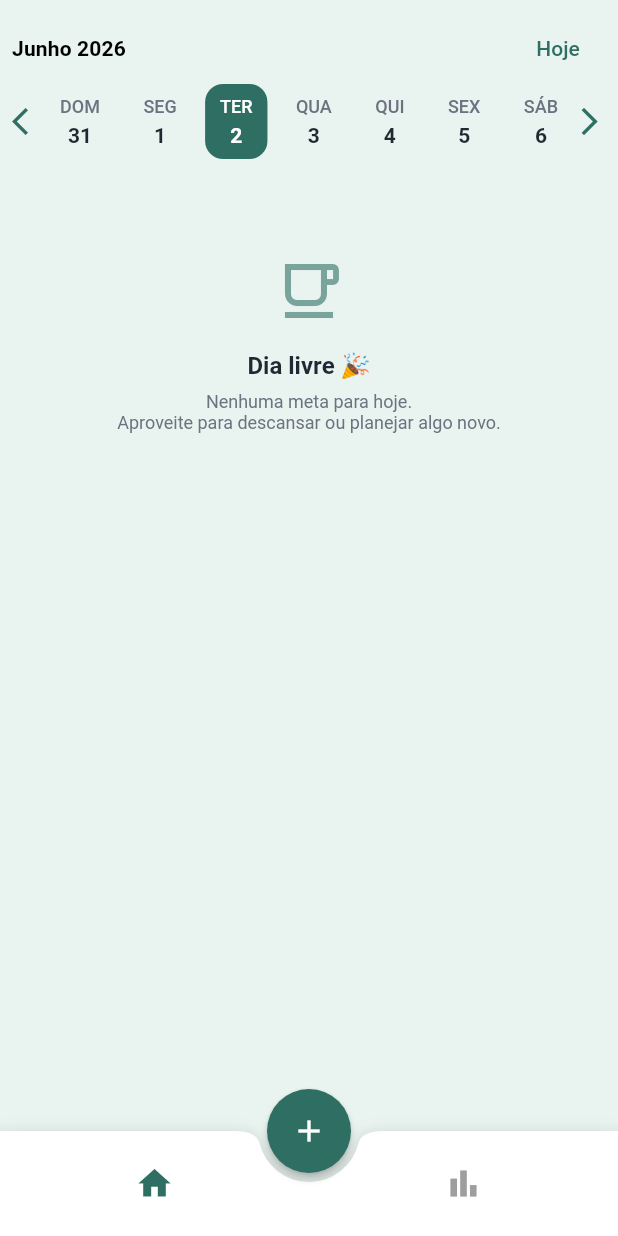
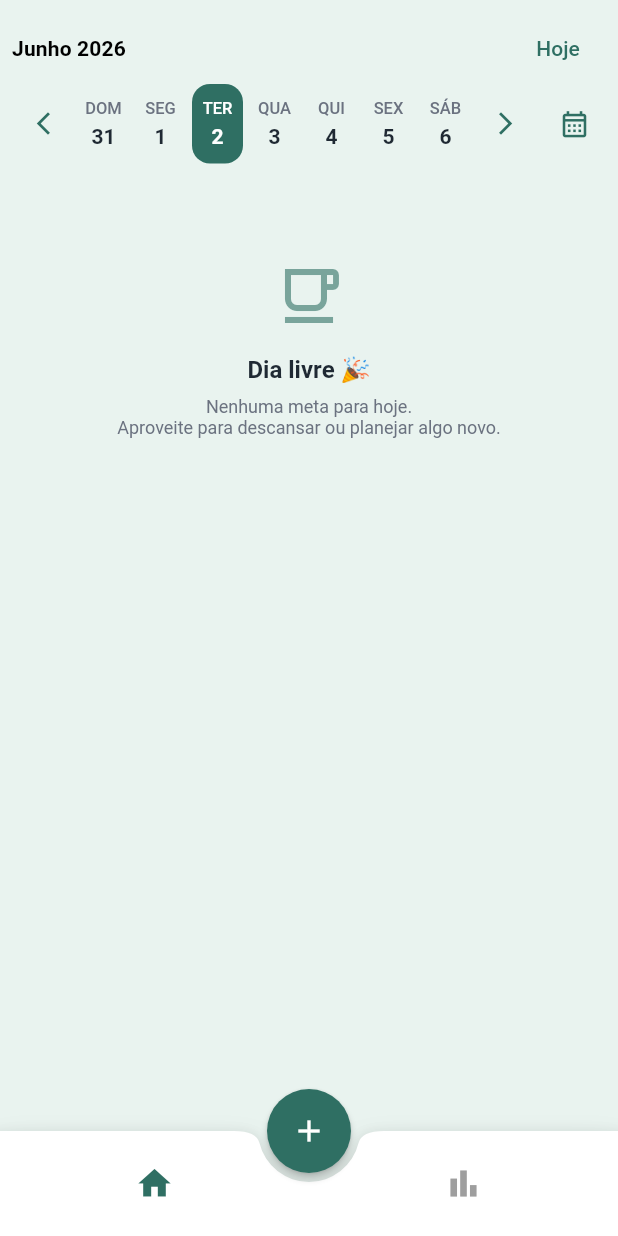
Before and after one commit to lsavitraz/metadia-app, a Flutter app: the screen it shows after launch, on a phone screen of 412 x 824 dp. Run offline on Flutter 3.47's test engine with Material 3 defaults, Android fonts, the phone set to English and light mode, and no system bars; our stand-ins replace get, sqflite; accounts and stored records are empty.

Commit message:
Melhora navegação semanal da home

```diff
--- a/lib/src/pages/create_meta/view/create_meta_screen.dart
+++ b/lib/src/pages/create_meta/view/create_meta_screen.dart
@@ -5,7 +5,6 @@ import 'package:metadia/src/pages/common_widgets/color_selector.dart';
 import 'package:metadia/src/pages/common_widgets/period_selector.dart';
 import 'package:metadia/src/pages/common_widgets/week_days_selector.dart';
 import 'package:metadia/src/pages/create_meta/controller/create_meta_controller.dart';
-import 'package:metadia/src/pages_route/app_pages.dart';
 
 class CreateMetaScreen extends GetView<CreateMetaController> {
   const CreateMetaScreen({super.key});
--- a/lib/src/pages/home/controller/home_controller.dart
+++ b/lib/src/pages/home/controller/home_controller.dart
@@ -102,18 +102,6 @@ Future<void> marcarAtividade({
     return registrosDoDia.any((registro) => registro.metaId == metaId && registro.atividadeId == atividadeId);
   }
 
-  //Retorna a quantidade de atividades feitas da meta no dia
-  // int quantidadeFeitosDaMeta(String metaId) {
-  //   return registrosDoDia.where((registro) => registro.metaId == metaId).fold(0, (total, registro) => total + registro.quantidade);
-  // }
-
-  //Retorna a quantidade feita Total da meta
-  // int quantidadeTotalDaMeta(String metaId) {
-  //   return registrosDoDia.where((registro) => registro.metaId == metaId)
-  //       .where((registro) => registro.metaId == metaId)
-  //       .fold(0, (total, registro) => total + registro.quantidade);
-  // }
-
   //Retorna a quantidade feitas da atividade no dia
   int quantidadeFeitosDaAtividade({required String metaId, required String atividadeId}) {
     final registro = registrosDoDia.firstWhereOrNull((registro) => registro.metaId == metaId && registro.atividadeId == atividadeId);
@@ -136,6 +124,10 @@ Future<void> marcarAtividade({
   //Ir para o dia de hoje
   Future<void> irParaHoje() async {
     await selecionarDia(DateTime.now());
+  }
+
+  Future<void> selecionarDataNoCalendario(DateTime data) async {
+    await selecionarDia(data);
   }
 
   List<MetaModel> get metasDoDia {
--- a/lib/src/pages/home/view/components/weekly_calendar.dart
+++ b/lib/src/pages/home/view/components/weekly_calendar.dart
@@ -13,13 +13,26 @@ class WeeklyCalendar extends GetView<HomeController> {
       final selectedDate = controller.selectedDate.value;
       final weekDays = _getWeekDays(selectedDate);
 
-      return Row(
+      return Column(
+        children: [
+          Row(
             children: [
               _ArrowButton(
-            icon: Icons.arrow_back_ios,
+                icon: Icons.arrow_back_ios_new,
                 onTap: controller.semanaAnterior,
               ),
               Expanded(
+                child: GestureDetector(
+                  behavior: HitTestBehavior.translucent,
+                  onHorizontalDragEnd: (details) {
+                    final velocity = details.primaryVelocity ?? 0;
+
+                    if (velocity > 0) {
+                      controller.semanaAnterior();
+                    } else if (velocity < 0) {
+                      controller.proximaSemana();
+                    }
+                  },
                   child: Row(
                     mainAxisAlignment: MainAxisAlignment.spaceBetween,
                     children: weekDays.map((date) {
@@ -35,9 +48,27 @@ class WeeklyCalendar extends GetView<HomeController> {
                     }).toList(),
                   ),
                 ),
+              ),
               _ArrowButton(
                 icon: Icons.arrow_forward_ios,
                 onTap: controller.proximaSemana,
+              ),
+              const SizedBox(width: 4),
+              _CalendarButton(
+                onTap: () async {
+                  final picked = await showDatePicker(
+                    context: context,
+                    initialDate: selectedDate,
+                    firstDate: DateTime(2020),
+                    lastDate: DateTime(2100),
+                  );
+
+                  if (picked != null) {
+                    controller.selecionarDataNoCalendario(picked);
+                  }
+                },
+              ),
+            ],
           ),
         ],
       );
@@ -45,9 +76,18 @@ class WeeklyCalendar extends GetView<HomeController> {
   }
 
   List<DateTime> _getWeekDays(DateTime reference) {
-    final startOfWeek = reference.subtract(Duration(days: reference.weekday % 7));
+    final startOfWeek = reference.subtract(
+      Duration(days: reference.weekday % 7),
+    );
 
-    return List.generate(7, (index) => DateTime(startOfWeek.year, startOfWeek.month, startOfWeek.day + index));
+    return List.generate(
+      7,
+      (index) => DateTime(
+        startOfWeek.year,
+        startOfWeek.month,
+        startOfWeek.day + index,
+      ),
+    );
   }
 
   bool _isSameDay(DateTime a, DateTime b) {
@@ -60,30 +100,51 @@ class _DayItem extends StatelessWidget {
   final bool isSelected;
   final VoidCallback onTap;
 
-  const _DayItem({required this.date, required this.isSelected, required this.onTap});
+  const _DayItem({
+    required this.date,
+    required this.isSelected,
+    required this.onTap,
+  });
 
   @override
   Widget build(BuildContext context) {
     final dayEnum = DiasSemana.fromId(date.weekday);
 
-    return GestureDetector(
+    return Expanded(
+      child: Padding(
+        padding: const EdgeInsets.symmetric(horizontal: 2),
+        child: InkWell(
+          borderRadius: BorderRadius.circular(12),
           onTap: onTap,
           child: AnimatedContainer(
             duration: const Duration(milliseconds: 200),
-        padding: const EdgeInsets.symmetric(vertical: 8, horizontal: 10),
-        decoration: BoxDecoration(color: isSelected ? AppColors.primary : Colors.transparent, borderRadius: BorderRadius.circular(12)),
+            padding: const EdgeInsets.symmetric(vertical: 10),
+            decoration: BoxDecoration(
+              color: isSelected ? AppColors.primary : Colors.transparent,
+              borderRadius: BorderRadius.circular(12),
+            ),
             child: Column(
               children: [
                 Text(
                   dayEnum.nome.substring(0, 3).toUpperCase(),
-              style: TextStyle(fontSize: 12, fontWeight: FontWeight.w500, color: isSelected ? Colors.white : AppColors.textSecondary),
+                  style: TextStyle(
+                    fontSize: 11,
+                    fontWeight: FontWeight.w500,
+                    color: isSelected ? Colors.white : AppColors.textSecondary,
+                  ),
                 ),
                 const SizedBox(height: 4),
                 Text(
                   date.day.toString(),
-              style: TextStyle(fontSize: 14, fontWeight: FontWeight.w600, color: isSelected ? Colors.white : AppColors.textPrimary),
+                  style: TextStyle(
+                    fontSize: 14,
+                    fontWeight: FontWeight.w600,
+                    color: isSelected ? Colors.white : AppColors.textPrimary,
+                  ),
                 ),
               ],
+            ),
+          ),
         ),
       ),
     );
@@ -94,17 +155,50 @@ class _ArrowButton extends StatelessWidget {
   final IconData icon;
   final VoidCallback onTap;
 
-  const _ArrowButton({required this.icon, required this.onTap});
+  const _ArrowButton({
+    required this.icon,
+    required this.onTap,
+  });
 
   @override
   Widget build(BuildContext context) {
-    return GestureDetector(
-      behavior: HitTestBehavior.translucent,
+    return SizedBox(
+      width: 42,
+      height: 48,
+      child: InkWell(
+        borderRadius: BorderRadius.circular(16),
         onTap: onTap,
         child: Icon(
           icon,
+          size: 18,
           color: AppColors.primary,
+        ),
       ),
     );
   }
 }
+
+class _CalendarButton extends StatelessWidget {
+  final VoidCallback onTap;
+
+  const _CalendarButton({
+    required this.onTap,
+  });
+
+  @override
+  Widget build(BuildContext context) {
+    return SizedBox(
+      width: 42,
+      height: 48,
+      child: InkWell(
+        borderRadius: BorderRadius.circular(16),
+        onTap: onTap,
+        child: const Icon(
+          Icons.calendar_month_outlined,
+          size: 21,
+          color: AppColors.primary,
+        ),
+      ),
+    );
+  }
+}
```
Lines whose indentation alone changed are shown as unchanged.
